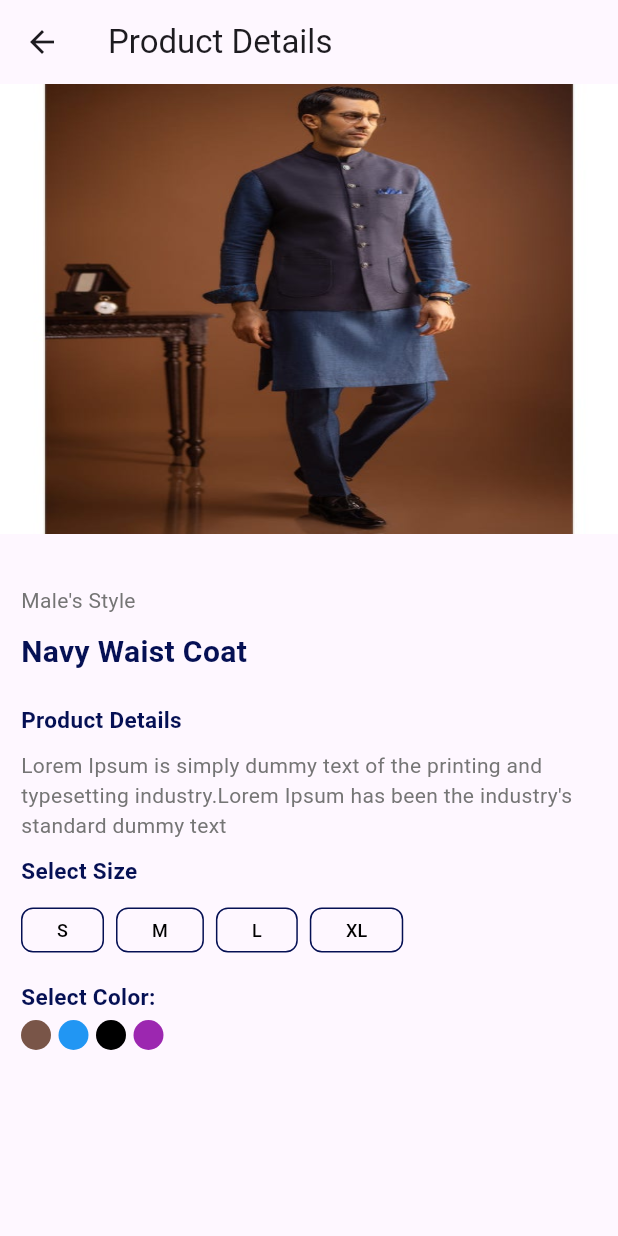
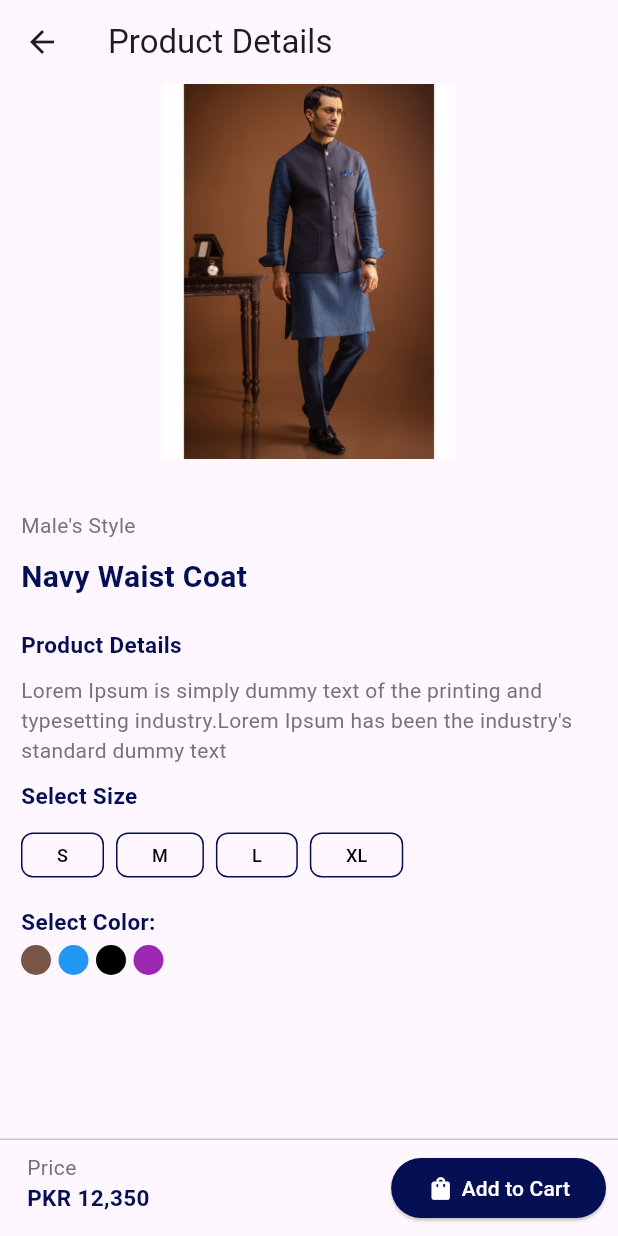
Before and after one commit to alishah18105/Flutter-Projects, a Flutter app: the Productdetails screen opened directly with empty values, on a phone screen of 412 x 824 dp. Run offline on Flutter 3.47's test engine with Material 3 defaults, Android fonts, the phone set to English and light mode, and no system bars.

Commit message:
Product Detail Screen Completed

```diff
--- a/Clothing Store/clothingstore/lib/ProductDetails.dart
+++ b/Clothing Store/clothingstore/lib/ProductDetails.dart
@@ -18,9 +18,9 @@ class Productdetails extends StatelessWidget {
           crossAxisAlignment: CrossAxisAlignment.start,
           children: [
             Container(
-              height: 300,
+              height: 250,
               width: double.infinity,
-              child: Image.asset("assets/images/${data[index]["image"]}",fit: BoxFit.fill,),
+              child: Image.asset("assets/images/${data[index]["image"]}",fit: BoxFit.contain,),
             ),
             const SizedBox( height: 20,),
             Padding(
@@ -75,6 +75,40 @@ class Productdetails extends StatelessWidget {
           ],
         ),
       ),
+        persistentFooterButtons: [
+             Row(
+              mainAxisAlignment: MainAxisAlignment.spaceBetween,
+              children: [
+            Padding(
+              padding: const EdgeInsets.only(left: 10),
+              child: Column(
+                crossAxisAlignment: CrossAxisAlignment.start,
+                children: [
+                        Text("Price",style: TextStyle(color: Colors.grey[600]),),
+                        Text("PKR ${data[index]["price"]}",style: TextStyle(fontSize: 15, fontWeight: FontWeight.bold,color: Color(0xFF051054)),),
+                ],
+
+              ),
+            ),
+            ElevatedButton(onPressed: (){},
+
+            child: Row(
+            children: [
+                Icon(Icons.shopping_bag, color: Colors.white,),
+                SizedBox( width: 5,),
+                Text("Add to Cart", style: TextStyle(color: Colors.white),)
+],              ),style:
+            ElevatedButton.styleFrom(
+            backgroundColor: Color(0xff051054),
+
+            ),
+            ),
+
+
+              ],
+            )
+
+        ],
 
     );
   }
```
Also changed, not shown: Clothing Store/clothingstore/lib/SignUpScreen.dart (+21 -14 lines).
